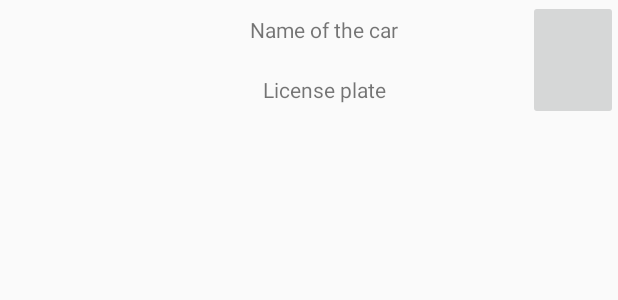
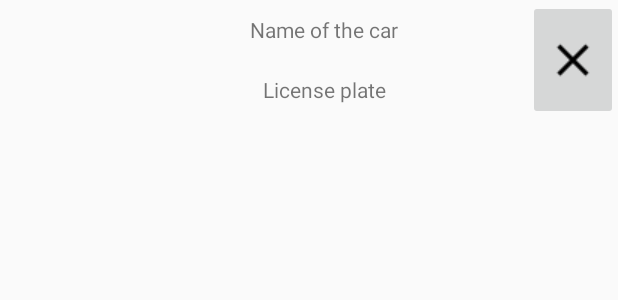
Before and after one commit to Deedss/CarSwipe, an Android app: the layout car_row.xml on its own in the app's theme, with its tools: preview values and no code run, on a phone screen of 412 x 824 dp. Shown: the top 300 px of the screen. Run offline under Robolectric (Android 15) with nearby library versions, the phone set to English and light mode, and no system bars.

```diff
--- a/vroomrr-app/app/src/main/java/com/example/vroomrr/ui/car/CarFragment.java
+++ b/vroomrr-app/app/src/main/java/com/example/vroomrr/ui/car/CarFragment.java
@@ -11,6 +11,7 @@ import androidx.annotation.Nullable;
 import androidx.fragment.app.Fragment;
 import androidx.lifecycle.Observer;
 import androidx.lifecycle.ViewModelProvider;
+import androidx.recyclerview.widget.RecyclerView;
 
 import com.example.vroomrr.R;
 import com.example.vroomrr.ui.login.LoginViewModel;
@@ -20,10 +21,13 @@ public class CarFragment extends Fragment {
     private TextView textView;
     private View root;
 
+    private RecyclerView recyclerView;
+
     public View onCreateView(@NonNull LayoutInflater inflater, ViewGroup container, Bundle savedInstanceState) {
         root = inflater.inflate(R.layout.fragment_car, container, false);
         carViewModel = new ViewModelProvider(this).get(CarViewModel.class);
         textView = root.findViewById(R.id.text_car);
+        recyclerView = root.findViewById(R.id.recyclerview);
 
         carViewModel.getText().observe(getViewLifecycleOwner(), new Observer<String>() {
             @Override
--- a/vroomrr-app/app/src/main/java/com/example/vroomrr/ui/car/CarViewModel.java
+++ b/vroomrr-app/app/src/main/java/com/example/vroomrr/ui/car/CarViewModel.java
@@ -4,8 +4,13 @@ import androidx.lifecycle.LiveData;
 import androidx.lifecycle.MutableLiveData;
 import androidx.lifecycle.ViewModel;
 
+import com.example.vroomrr.Car;
+
+import java.util.ArrayList;
+
 public class CarViewModel extends ViewModel {
     private MutableLiveData<String> mText;
+    private ArrayList<Car> cars;
 
     public CarViewModel() {
         mText = new MutableLiveData<>();
--- a/vroomrr-app/app/src/main/res/layout/car_row.xml
+++ b/vroomrr-app/app/src/main/res/layout/car_row.xml
@@ -8,10 +8,10 @@
     android:focusable="true">
 
     <ImageView
-        android:id="@+id/image_car"
+        android:id="@+id/car_image"
         android:layout_width="80dp"
         android:layout_height="match_parent"
-        android:contentDescription="@string/image_car" />
+        android:contentDescription="@string/car_image" />
 
     <LinearLayout
         android:layout_width="0dp"
@@ -20,26 +20,27 @@
         android:layout_weight="1">
 
         <TextView
-            android:id="@+id/name_car"
+            android:id="@+id/car_name"
             android:layout_width="match_parent"
             android:layout_height="40dp"
             android:gravity="center"
-            android:text="@string/name_car"
+            android:text="@string/car_name"
             />
 
         <TextView
-            android:id="@+id/license_car"
+            android:id="@+id/car_license"
             android:layout_width="match_parent"
             android:layout_height="40dp"
             android:gravity="center"
-            android:text="@string/license_plate_car" />
+            android:text="@string/car_license" />
 
     </LinearLayout>
 
     <ImageButton
-        android:id="@+id/image_btn"
+        android:id="@+id/car_deletebtn"
         android:layout_width="60dp"
         android:layout_height="match_parent"
-        android:contentDescription="@string/image_button" />
+        android:contentDescription="@string/car_deletebtn"
+        android:src="@drawable/baseline_clear_black_18dp"/>
 
 </LinearLayout>
--- a/vroomrr-app/app/src/main/res/layout/recyclerview.xml
+++ b/vroomrr-app/app/src/main/res/layout/recyclerview.xml
@@ -1,6 +1,8 @@
 <?xml version="1.0" encoding="utf-8"?>
 <androidx.recyclerview.widget.RecyclerView
-    xmlns:android="http://schemas.android.com/apk/res/android" android:layout_width="match_parent"
-    android:layout_height="match_parent">
+    xmlns:android="http://schemas.android.com/apk/res/android"
+    android:layout_width="match_parent"
+    android:layout_height="match_parent"
+    android:id="@+id/recyclerview">
 
 </androidx.recyclerview.widget.RecyclerView>
--- a/vroomrr-app/app/src/main/res/values/strings.xml
+++ b/vroomrr-app/app/src/main/res/values/strings.xml
@@ -21,10 +21,10 @@
     <!-- General Strings -->
 
     <!-- ImageView ContentDescription String -->
-    <string name="image_car">Image of the car</string>
-    <string name="name_car">Name of the car</string>
-    <string name="license_plate_car">License plate</string>
-    <string name="image_button">Image of delete icon</string>
+    <string name="car_image">Image of the car</string>
+    <string name="car_name">Name of the car</string>
+    <string name="car_license">License plate</string>
+    <string name="car_deletebtn">Image of delete icon</string>
 
     <string name="image_chat">Image of chat</string>
     <string name="text_chat">Text of chat</string>
```
Also changed, not shown: vroomrr-app/app/src/main/java/com/example/vroomrr/ui/car/CarListViewAdapter.java (added, +29 -0 lines), vroomrr-app/app/src/main/java/com/example/vroomrr/ui/chat/ChatListViewAdapter.java (added, +54 -0 lines), vroomrr-app/app/src/main/res/drawable/baseline_clear_black_18dp.png (added).
